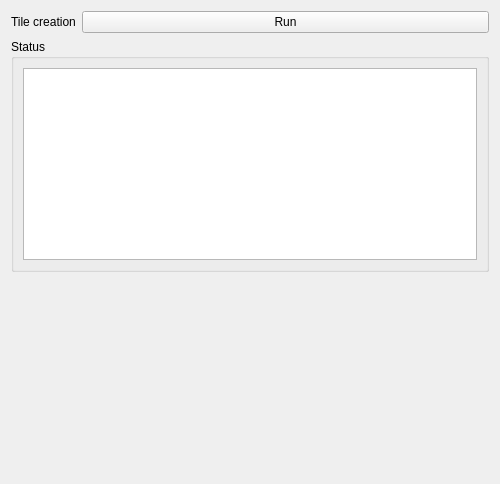
This is vectiler/gui/tile_creation/qwp_tile_generation_status.ui in JulesGrillot/plugin-qgis-geoplateforme as Qt 5 draws it before an edit. The edited form follows.
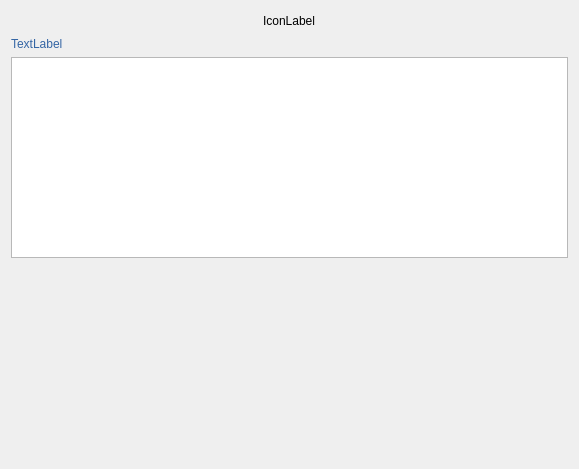
This is the edited form. Custom widgets are drawn as their Qt base class.

Commit message: Feature/review tile creation processing integration

```diff
--- a/vectiler/gui/tile_creation/qwp_tile_generation_status.ui
+++ b/vectiler/gui/tile_creation/qwp_tile_generation_status.ui
@@ -6,15 +6,26 @@
    <rect>
     <x>0</x>
     <y>0</y>
-    <width>500</width>
-    <height>484</height>
+    <width>579</width>
+    <height>469</height>
    </rect>
   </property>
   <property name="windowTitle">
    <string>WizardPage</string>
   </property>
   <layout class="QGridLayout" name="gridLayout">
-   <item row="3" column="0">
+   <item row="2" column="0">
+    <widget class="QLabel" name="lbl_step_text">
+     <property name="styleSheet">
+      <string notr="true">font: 75 13pt &quot;Ubuntu Condensed&quot;;
+color: rgb(52, 101, 164);</string>
+     </property>
+     <property name="text">
+      <string>TextLabel</string>
+     </property>
+    </widget>
+   </item>
+   <item row="4" column="1">
     <spacer name="verticalSpacer">
      <property name="orientation">
       <enum>Qt::Vertical</enum>
@@ -27,48 +38,44 @@
      </property>
     </spacer>
    </item>
-   <item row="1" column="1">
-    <widget class="QPushButton" name="btn_create">
-     <property name="text">
-      <string>Run</string>
-     </property>
-    </widget>
-   </item>
-   <item row="2" column="0" colspan="2">
-    <widget class="QgsCollapsibleGroupBox" name="gp_executions">
-     <property name="title">
-      <string>Status</string>
-     </property>
-     <layout class="QGridLayout" name="gridLayout_2">
-      <item row="0" column="0">
-       <widget class="QTableView" name="tableview_execution_list"/>
-      </item>
-     </layout>
-    </widget>
+   <item row="3" column="0" colspan="3">
+    <widget class="QTableView" name="tableview_execution_list"/>
    </item>
    <item row="1" column="0">
-    <widget class="QLabel" name="lb_create">
-     <property name="sizePolicy">
-      <sizepolicy hsizetype="Fixed" vsizetype="Preferred">
-       <horstretch>0</horstretch>
-       <verstretch>0</verstretch>
-      </sizepolicy>
+    <spacer name="horizontalSpacer">
+     <property name="orientation">
+      <enum>Qt::Horizontal</enum>
      </property>
+     <property name="sizeHint" stdset="0">
+      <size>
+       <width>40</width>
+       <height>20</height>
+      </size>
+     </property>
+    </spacer>
+   </item>
+   <item row="1" column="1">
+    <widget class="QLabel" name="lbl_step_icon">
      <property name="text">
-      <string>Tile creation</string>
+      <string>IconLabel</string>
      </property>
     </widget>
    </item>
+   <item row="1" column="2">
+    <spacer name="horizontalSpacer_2">
+     <property name="orientation">
+      <enum>Qt::Horizontal</enum>
+     </property>
+     <property name="sizeHint" stdset="0">
+      <size>
+       <width>40</width>
+       <height>20</height>
+      </size>
+     </property>
+    </spacer>
+   </item>
   </layout>
  </widget>
- <customwidgets>
-  <customwidget>
-   <class>QgsCollapsibleGroupBox</class>
-   <extends>QGroupBox</extends>
-   <header>qgscollapsiblegroupbox.h</header>
-   <container>1</container>
-  </customwidget>
- </customwidgets>
  <resources/>
  <connections/>
 </ui>
```
The commit also changes 7 other files.
